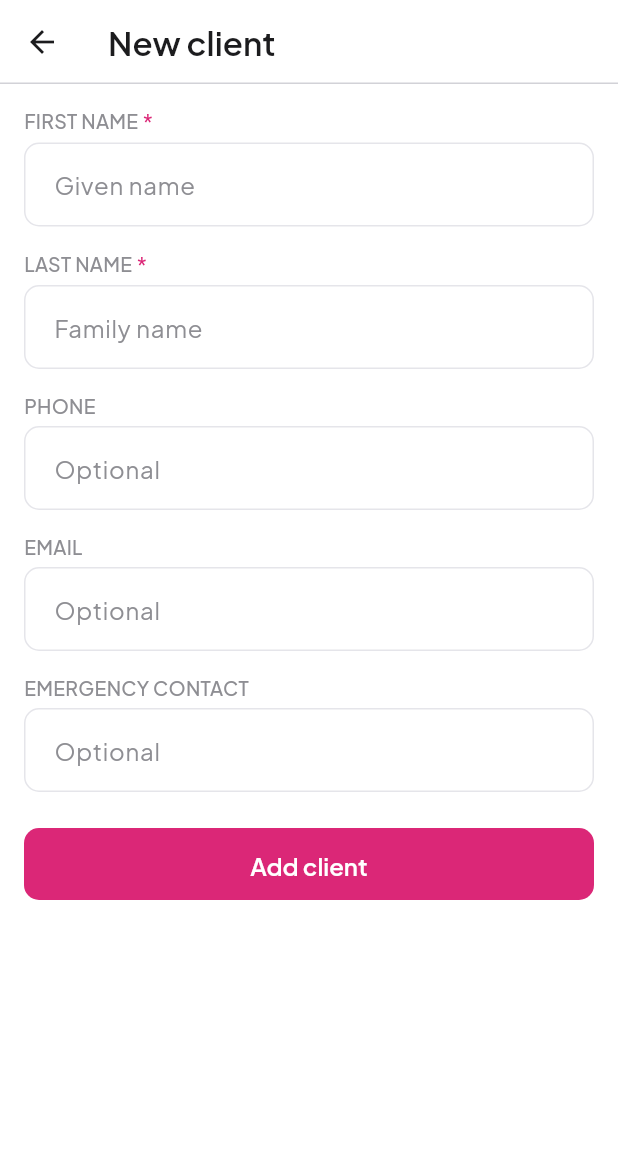
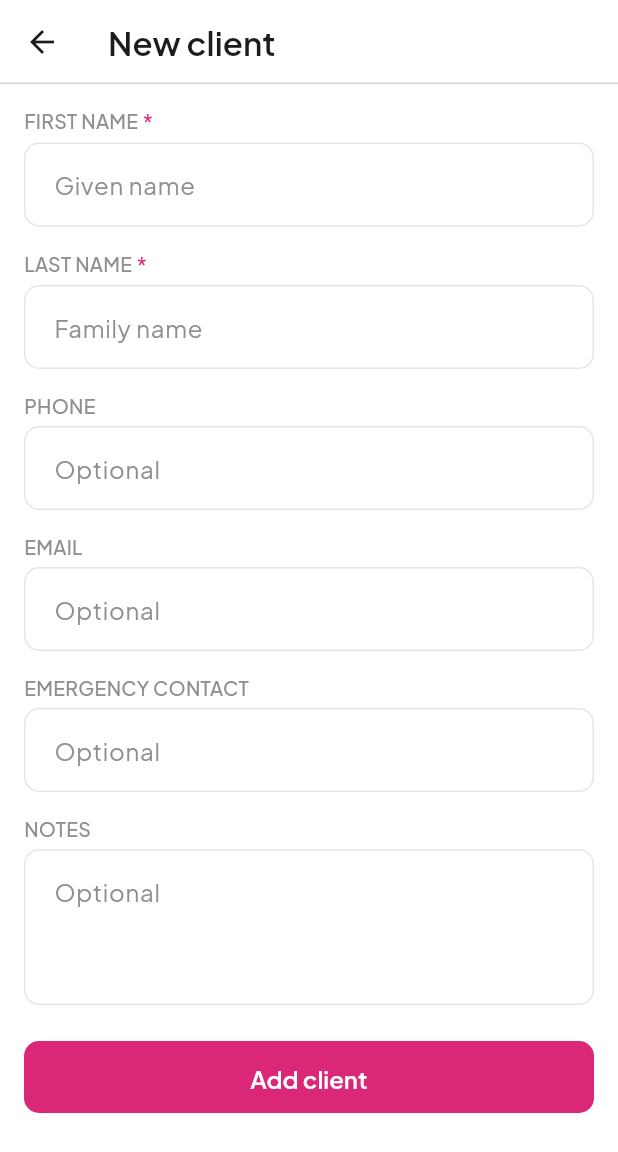
Before and after one commit to peterkwkwan/pelvi-crm, a Flutter app: the ClientFormScreen screen opened directly, on a phone screen of 412 x 824 dp. Shown: the top 1152 px of the screen. Run offline on Flutter 3.47's test engine with Material 3 defaults, Android fonts, the phone set to English and light mode, and no system bars; our stand-ins replace drift, drift_flutter, google_fonts; accounts and stored records are empty; generated files the repository leaves out were written again.

Commit message:
Today past styling, scroll to next, client notes
Grey+strikethrough past Today rows; open scrolls to next upcoming.
Add optional client notes (Drift schema v3) on form and profile.

Co-authored-by: peterkwkwan <peterkwkwan@gmail.com>

```diff
--- a/lib/data/database.dart
+++ b/lib/data/database.dart
@@ -26,6 +26,7 @@ class Clients extends Table {
   DateTimeColumn get joinDate => dateTime().nullable()();
   DateTimeColumn get birthday => dateTime().nullable()();
   TextColumn get emergencyContact => text().nullable()();
+  TextColumn get notes => text().nullable()();
   DateTimeColumn get createdAt => dateTime().withDefault(currentDateAndTime)();
   DateTimeColumn get updatedAt => dateTime().withDefault(currentDateAndTime)();
 }
@@ -76,7 +77,7 @@ class AppDatabase extends _$AppDatabase {
       : super(executor ?? _openConnection());
 
   @override
-  int get schemaVersion => 2;
+  int get schemaVersion => 3;
 
   @override
   MigrationStrategy get migration => MigrationStrategy(
@@ -84,6 +85,9 @@ class AppDatabase extends _$AppDatabase {
         onUpgrade: (m, from, to) async {
           if (from < 2) {
             await m.addColumn(notes, notes.addendum);
+          }
+          if (from < 3) {
+            await m.addColumn(clients, clients.notes);
           }
         },
       );
@@ -150,6 +154,7 @@ class AppDatabase extends _$AppDatabase {
     String? phone,
     String? email,
     String? emergencyContact,
+    String? notes,
   }) {
     return into(clients).insert(
       ClientsCompanion.insert(
@@ -158,6 +163,7 @@ class AppDatabase extends _$AppDatabase {
         phone: Value(_blankToNull(phone)),
         email: Value(_blankToNull(email)),
         emergencyContact: Value(_blankToNull(emergencyContact)),
+        notes: Value(_blankToNull(notes)),
       ),
     );
   }
@@ -169,6 +175,7 @@ class AppDatabase extends _$AppDatabase {
     String? phone,
     String? email,
     String? emergencyContact,
+    String? notes,
   }) async {
     final n = await (update(clients)..where((t) => t.id.equals(id))).write(
       ClientsCompanion(
@@ -177,6 +184,7 @@ class AppDatabase extends _$AppDatabase {
         phone: Value(_blankToNull(phone)),
         email: Value(_blankToNull(email)),
         emergencyContact: Value(_blankToNull(emergencyContact)),
+        notes: Value(_blankToNull(notes)),
         updatedAt: Value(DateTime.now()),
       ),
     );
--- a/lib/features/clients/client_form_screen.dart
+++ b/lib/features/clients/client_form_screen.dart
@@ -21,6 +21,7 @@ class _ClientFormScreenState extends State<ClientFormScreen> {
   late final TextEditingController _phone;
   late final TextEditingController _email;
   late final TextEditingController _emergency;
+  late final TextEditingController _notes;
   bool _saving = false;
 
   bool get _isEdit => widget.existing != null;
@@ -34,6 +35,7 @@ class _ClientFormScreenState extends State<ClientFormScreen> {
     _phone = TextEditingController(text: c?.phone ?? '');
     _email = TextEditingController(text: c?.email ?? '');
     _emergency = TextEditingController(text: c?.emergencyContact ?? '');
+    _notes = TextEditingController(text: c?.notes ?? '');
   }
 
   @override
@@ -43,6 +45,7 @@ class _ClientFormScreenState extends State<ClientFormScreen> {
     _phone.dispose();
     _email.dispose();
     _emergency.dispose();
+    _notes.dispose();
     super.dispose();
   }
 
@@ -59,6 +62,7 @@ class _ClientFormScreenState extends State<ClientFormScreen> {
           phone: _phone.text,
           email: _email.text,
           emergencyContact: _emergency.text,
+          notes: _notes.text,
         );
       } else {
         await db.insertClient(
@@ -67,6 +71,7 @@ class _ClientFormScreenState extends State<ClientFormScreen> {
           phone: _phone.text,
           email: _email.text,
           emergencyContact: _emergency.text,
+          notes: _notes.text,
         );
       }
       if (!mounted) return;
@@ -160,8 +165,18 @@ class _ClientFormScreenState extends State<ClientFormScreen> {
             TextFormField(
               controller: _emergency,
               textCapitalization: TextCapitalization.sentences,
-              textInputAction: TextInputAction.done,
-              onFieldSubmitted: (_) => _save(),
+              textInputAction: TextInputAction.next,
+              decoration: const InputDecoration(hintText: 'Optional'),
+            ),
+            const SizedBox(height: PelviSpace.md),
+            Text('NOTES', style: text.labelMedium),
+            const SizedBox(height: PelviSpace.xs),
+            TextFormField(
+              controller: _notes,
+              minLines: 3,
+              maxLines: 3,
+              keyboardType: TextInputType.multiline,
+              textCapitalization: TextCapitalization.sentences,
               decoration: const InputDecoration(hintText: 'Optional'),
             ),
             const SizedBox(height: PelviSpace.lg),
--- a/lib/features/clients/client_profile_screen.dart
+++ b/lib/features/clients/client_profile_screen.dart
@@ -94,6 +94,20 @@ class ClientProfileScreen extends StatelessWidget {
                       Text('EMERGENCY', style: text.labelMedium),
                       const SizedBox(height: PelviSpace.xs),
                       Text(client.emergencyContact!, style: text.bodyMedium),
+                    ],
+                    if (client.notes != null && client.notes!.isNotEmpty) ...[
+                      const SizedBox(height: PelviSpace.sm),
+                      Text('NOTES', style: text.labelMedium),
+                      const SizedBox(height: PelviSpace.xs),
+                      ConstrainedBox(
+                        constraints: const BoxConstraints(maxHeight: 72),
+                        child: SingleChildScrollView(
+                          child: Text(
+                            client.notes!,
+                            style: text.bodyMedium,
+                          ),
+                        ),
+                      ),
                     ],
                     const SizedBox(height: PelviSpace.md),
                     SizedBox(
```
Also changed, not shown: lib/features/today/today_screen.dart (+119 -15 lines), lib/data/database.g.dart, 1 other file.
